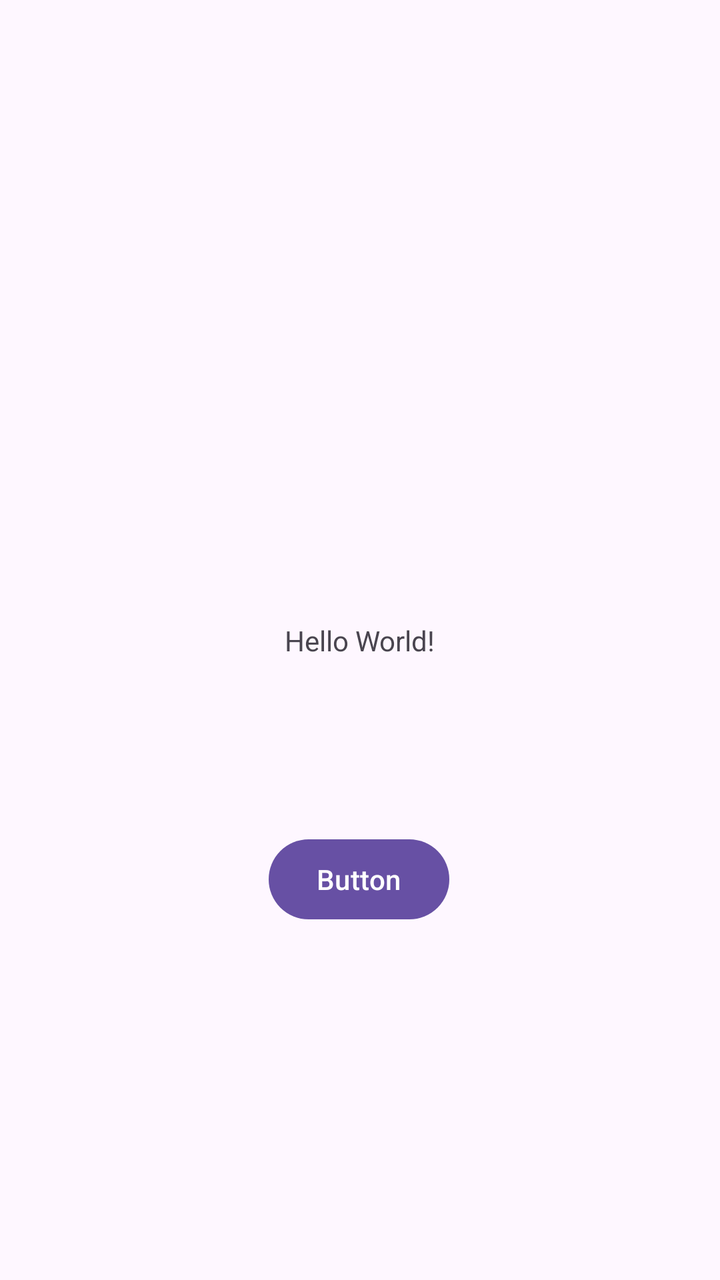
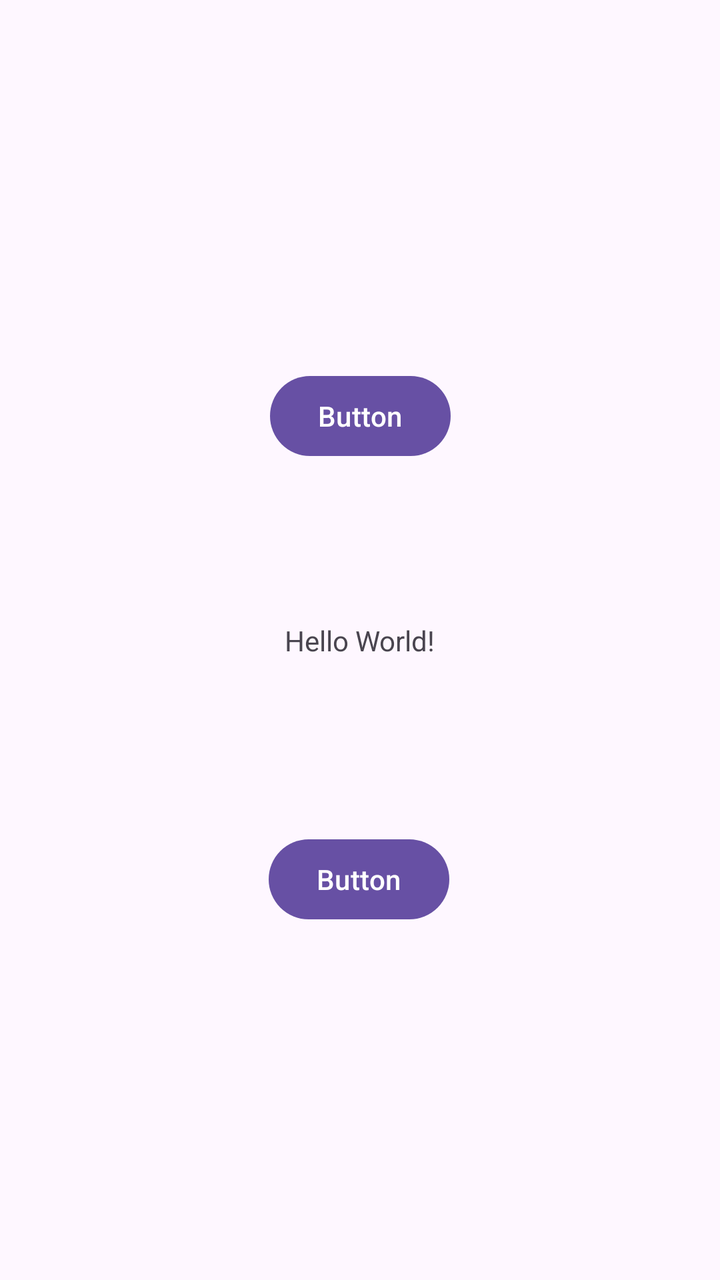

Screens rendered from an Android XML layout before and after an edit, with the pre-edit source and the edit as a unified diff.
<!-- AndroidManifest.xml: application theme Theme.HelloWorld -->
<!-- res/layout/activity_main.xml -->
<?xml version="1.0" encoding="utf-8"?>
<androidx.constraintlayout.widget.ConstraintLayout xmlns:android="http://schemas.android.com/apk/res/android"
    xmlns:app="http://schemas.android.com/apk/res-auto"
    xmlns:tools="http://schemas.android.com/tools"
    android:id="@+id/main"
    android:layout_width="match_parent"
    android:layout_height="match_parent"
    tools:context=".MainActivity">

    <TextView
        android:id="@+id/textView"
        android:layout_width="wrap_content"
        android:layout_height="wrap_content"
        android:text="Hello World!"
        app:layout_constraintBottom_toBottomOf="parent"
        app:layout_constraintEnd_toEndOf="parent"
        app:layout_constraintStart_toStartOf="parent"
        app:layout_constraintTop_toTopOf="parent" />

    <Button
        android:id="@+id/textChangeButton"
        android:layout_width="wrap_content"
        android:layout_height="wrap_content"
        android:text="Button"
        app:layout_constraintBottom_toBottomOf="parent"
        app:layout_constraintEnd_toEndOf="parent"
        app:layout_constraintHorizontal_bias="0.498"
        app:layout_constraintStart_toStartOf="parent"
        app:layout_constraintTop_toTopOf="parent"
        app:layout_constraintVertical_bias="0.702" />

</androidx.constraintlayout.widget.ConstraintLayout>
<!-- resources referenced by this layout -->
<resources>
  <style name="Theme.HelloWorld" parent="Base.Theme.HelloWorld" />
  <style name="Base.Theme.HelloWorld" parent="Theme.Material3.DayNight.NoActionBar">
          
          
      </style>
</resources>

<!-- the commit's change to res/layout/activity_main.xml (unified diff, before → after) -->
@@ -29,4 +29,14 @@
         app:layout_constraintTop_toTopOf="parent"
         app:layout_constraintVertical_bias="0.702" />
 
+    <Button
+        android:id="@+id/colorChangeButton"
+        android:layout_width="wrap_content"
+        android:layout_height="wrap_content"
+        android:text="Button"
+        app:layout_constraintBottom_toTopOf="@+id/textChangeButton"
+        app:layout_constraintEnd_toEndOf="parent"
+        app:layout_constraintStart_toStartOf="parent"
+        app:layout_constraintTop_toTopOf="parent" />
+
 </androidx.constraintlayout.widget.ConstraintLayout>
